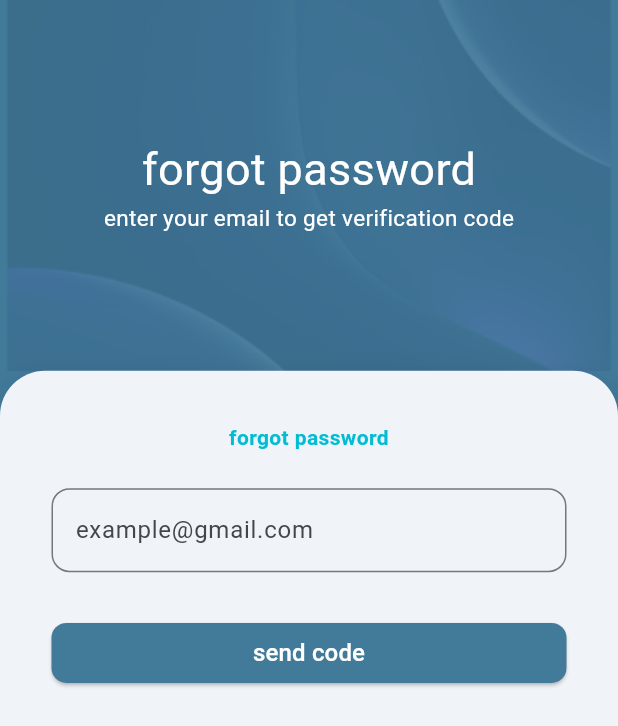
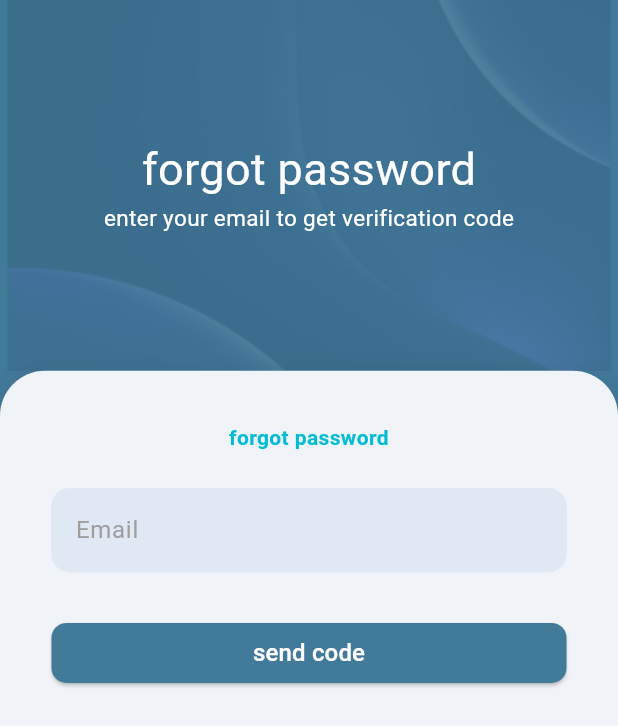
Before and after one commit to BinyamKefela/parking_management_phone, a Flutter app: the screen it shows after launch, after a tap on "Forgot Password?", on a phone screen of 412 x 824 dp. Shown: the top 726 px of the screen. Run offline on Flutter 3.47's test engine with Material 3 defaults, Android fonts, the phone set to English and light mode, and no system bars; drawn by our look-alikes of flutter_form_builder; our stand-ins replace awesome_dialog, flutter_dotenv, flutter_screenutil, flutter_svg, form_builder_validators, google_maps_flutter and 9 more; missing offline and left inert: arifpay_flutter_sdk; network calls fail; project files that could hold a hidden picture were left out.

Commit message:
friday changes

```diff
--- a/lib/main.dart
+++ b/lib/main.dart
@@ -4,6 +4,7 @@ import 'package:parking_management/screens/location_permission_screen.dart';
 import 'package:parking_management/screens/login_screen.dart';
 import 'package:flutter_dotenv/flutter_dotenv.dart';
 import 'package:parking_management/screens/map_screen.dart';
+import 'package:parking_management/screens/onboarding_screen.dart';
 import 'package:parking_management/screens/profile_screen.dart';
 import 'package:parking_management/screens/slots_screen.dart';
 import 'package:parking_management/screens/splash_screen.dart';
@@ -38,7 +39,8 @@ class MyApp extends StatelessWidget {
             ), // Force AppBar color
           ),
         ),
-        home://MapScreen()
+        home://const OnboardingScreen()
+        //MapScreen()
         //const ProfileScreen()
             const SplashScreen()
         //const LocationPermissionScreen()
--- a/lib/screens/all_zones_screen.dart
+++ b/lib/screens/all_zones_screen.dart
@@ -31,7 +31,7 @@ class _AllZonesState extends State<AllZones> {
     const FavoritesScreen(),
     const ProfileScreen(),
     const ProfileScreen(),
-    const BookmarkScreen(),
+    const BookmarkScreen(bookmarks: [],),
   ];
 
   final List<dynamic> _predefinedLocations = [];
--- a/lib/screens/bookmarks_screen.dart
+++ b/lib/screens/bookmarks_screen.dart
@@ -5,7 +5,8 @@ import 'package:parking_management/screens/components/favorites_card.dart';
 import 'package:parking_management/screens/components/ongoing_card.dart';
 
 class BookmarkScreen extends StatefulWidget {
-  const BookmarkScreen({super.key});
+  final List<dynamic> bookmarks;
+  const BookmarkScreen({super.key,required this.bookmarks});
 
   @override
   State<BookmarkScreen> createState() => _BookmarkScreenState();
--- a/lib/screens/components/ongoing_card.dart
+++ b/lib/screens/components/ongoing_card.dart
@@ -1,6 +1,5 @@
 import 'package:flutter/foundation.dart';
 import 'package:flutter/material.dart';
-import 'package:flutter/widgets.dart';
 
 class OngoingCard extends StatefulWidget {
   const OngoingCard({super.key});
--- a/lib/screens/components/slot.dart
+++ b/lib/screens/components/slot.dart
@@ -37,7 +37,7 @@ class _SlotState extends State<Slot> {
                     borderRadius: BorderRadius.circular(100),
                     color: widget.slot['is_available']
                         ? Colors.green
-                        : Colors.blue),
+                        : Colors.red),
                 height: 10,
                 width: 10,
                 // margin: EdgeInsets.fromLTRB(  //Removed this margin
@@ -58,7 +58,7 @@ class _SlotState extends State<Slot> {
               Center(
                 child: Container(
                     height: 15,
-                    width: 30,
+                    width: 40,
                     child: widget.slot['is_available']
                         ? Text(
                             "available",
@@ -69,7 +69,7 @@ class _SlotState extends State<Slot> {
                                     : Colors.black),
                           )
                         : Image.asset(
-                            "assets/images/image.jpg")), //SvgPicture.asset(
+                            "assets/images/slot_booked.png")), //SvgPicture.asset(
                 //"assets/images/booked_slot.svg",
               ),
               Container(
--- a/lib/screens/forgot_password.dart
+++ b/lib/screens/forgot_password.dart
@@ -18,6 +18,8 @@ class ForgotPasswordScreen extends StatefulWidget {
 
 class _ForgotPasswordScreenState extends State<ForgotPasswordScreen> {
   final _formKey = GlobalKey<FormBuilderState>();
+  bool _isLoading = false;
+  String backend_url = dotenv.env['backend_url']!.toString();
 
   @override
   Widget build(BuildContext context) {
@@ -41,7 +43,20 @@ class _ForgotPasswordScreenState extends State<ForgotPasswordScreen> {
             FormBuilderTextField(
               name: "email",
               decoration: InputDecoration(
-                labelText: "example@gmail.com",
+                enabledBorder: OutlineInputBorder(
+                  borderRadius: BorderRadius.circular(12.0),
+                  borderSide: const BorderSide(
+                    color: Color.fromARGB(255, 224, 233, 243),
+                  ),
+                ),
+                filled: true,
+                labelStyle: const TextStyle(
+                  color: Colors.grey, // Change label text color
+                  fontSize: 16,
+                ),
+                fillColor: const Color.fromARGB(255, 224, 233, 243),
+                labelText: "Email",
+                floatingLabelBehavior: FloatingLabelBehavior.never,
                 border: OutlineInputBorder(
                     borderRadius: BorderRadius.circular(10.0.h)),
               ),
@@ -64,25 +79,28 @@ class _ForgotPasswordScreenState extends State<ForgotPasswordScreen> {
               ),
               onPressed: () async {
                 if (_formKey.currentState?.saveAndValidate() ?? false) {
+                  setState(() {
+                    _isLoading = true;
+                  });
                   final data = _formKey.currentState!.value;
                   final email = _formKey.currentState!.fields['email']!.value;
-                  try{
+                  try {
                     final response = await http.post(
-                      Uri.parse(dotenv.env['backend_url'].toString() +
-                          r'/send_password_reset_email_phone'),
+                        Uri.parse(backend_url +
+                            r'/api/send_password_reset_email_phone'),
                         body: {"email": email});
                     if (response.statusCode == 200) {
                       Navigator.push(
                           context,
                           MaterialPageRoute(
-                            builder: (context) => const VerificationScreen()));
+                              builder: (context) =>
+                                  VerificationScreen(email: email)));
                     } else {
                       AwesomeDialog(
                         context: context,
                         title: "error",
                         dialogType: DialogType.error,
-                      desc:
-                          json.decode(response.body)['error'],
+                        desc: json.decode(response.body)['error'],
                         animType: AnimType.topSlide,
                         btnOk: ElevatedButton(
                             onPressed: () {
@@ -91,8 +109,7 @@ class _ForgotPasswordScreenState extends State<ForgotPasswordScreen> {
                             child: Text("ok")),
                       ).show();
                     }
-                  }
-                  catch(exception){
+                  } catch (exception) {
                     AwesomeDialog(
                       context: context,
                       title: "error",
@@ -106,14 +123,26 @@ class _ForgotPasswordScreenState extends State<ForgotPasswordScreen> {
                           },
                           child: Text("ok")),
                     ).show();
-
+                  } finally {
+                    setState(() {
+                      _isLoading = false;
+                    });
                   }
                   // Perform login here
                 } else {
                   debugPrint("Validation failed");
                 }
               },
-              child: const Text("send code",
+              child: _isLoading
+                  ? Container(
+                      constraints: BoxConstraints(minHeight: 15.h),
+                      alignment: Alignment.center,
+                      child: const CircularProgressIndicator(
+                        valueColor: AlwaysStoppedAnimation<Color>(Colors.white),
+                        strokeWidth: 2.0,
+                      ),
+                    )
+                  : const Text("send code",
                       style: TextStyle(color: Colors.white, fontSize: 16)),
             ),
 
--- a/lib/screens/map_screen.dart
+++ b/lib/screens/map_screen.dart
@@ -34,7 +34,9 @@ class _MapScreenState extends State<MapScreen> {
     const FavoritesScreen(),
     const ProfileScreen(),
     const ProfileScreen(),
-    const BookmarkScreen(),
+    const BookmarkScreen(
+      bookmarks: [],
+    ),
   ];
   String? _distance;
   Timer? _timer;
@@ -401,7 +403,7 @@ class _MapScreenState extends State<MapScreen> {
                                       .toString(),
                                   timeDistance: (_nearestLocations[index]
                                                   ['distance'] /
-                                              60)
+                                              (40 * 60))
                                           .toStringAsFixed(2) +
                                       r'min',
                                   distance: ((_nearestLocations[index]
--- a/lib/screens/verify_code.dart
+++ b/lib/screens/verify_code.dart
@@ -4,7 +4,8 @@ import 'package:flutter_screenutil/flutter_screenutil.dart';
 import 'package:parking_management/screens/components/authentication_widget.dart';
 
 class VerificationScreen extends StatefulWidget {
-  const VerificationScreen({super.key});
+  final String email;
+  const VerificationScreen({super.key, required this.email});
 
   @override
   State<VerificationScreen> createState() => _VerificationScreenState();
@@ -77,7 +78,7 @@ class _VerificationScreenState extends State<VerificationScreen> {
         decoration: InputDecoration(
           counterText: "",
           filled: true,
-          fillColor: const Color.fromRGBO(133, 143, 154, 1),
+          fillColor: const Color.fromARGB(255, 224, 233, 243),
           border: OutlineInputBorder(
             borderRadius: BorderRadius.circular(12.r),
             borderSide: BorderSide.none,
--- a/lib/screens/zone_details.dart
+++ b/lib/screens/zone_details.dart
@@ -60,7 +60,7 @@ class _ZoneDetailsState extends State<ZoneDetails> {
     _pages.add(const FavoritesScreen());
     _pages.add(const ProfileScreen());
     _pages.add(const ProfileScreen());
-    _pages.add(const BookmarkScreen());
+    _pages.add(const BookmarkScreen(bookmarks: [],));
 
     /*setState(() {
       images.clear();
--- a/pubspec.yaml
+++ b/pubspec.yaml
@@ -46,10 +46,12 @@ dependencies:
   location: ^5.0.3
   latlong2: ^0.8.1
   url_launcher: ^6.2.5
+  smooth_page_indicator: ^1.2.1
 
   # The following adds the Cupertino Icons font to your application.
   # Use with the CupertinoIcons class for iOS style icons.
   cupertino_icons: ^1.0.8
+  arifpay_flutter_sdk: ^0.0.2
 
 dev_dependencies:
   flutter_test:
@@ -82,6 +84,7 @@ flutter:
      - assets/images/booked_slot.svg
      - assets/images/cars.png
      - assets/images/user.jpg
+     - assets/images/slot_booked.png
   #   - images/a_dot_ham.jpeg
 
   # An image asset can refer to one or more resolution-specific "variants", see
```
Also changed, not shown: lib/logic/end_points.dart (+16 -4 lines), lib/screens/components/payment_dialog.dart (+35 -0 lines), lib/screens/onboarding_screen.dart (added, +89 -0 lines), assets/images/slot_booked.png (added), pubspec.lock, 1 other file. Lines whose indentation alone changed are shown as unchanged.
